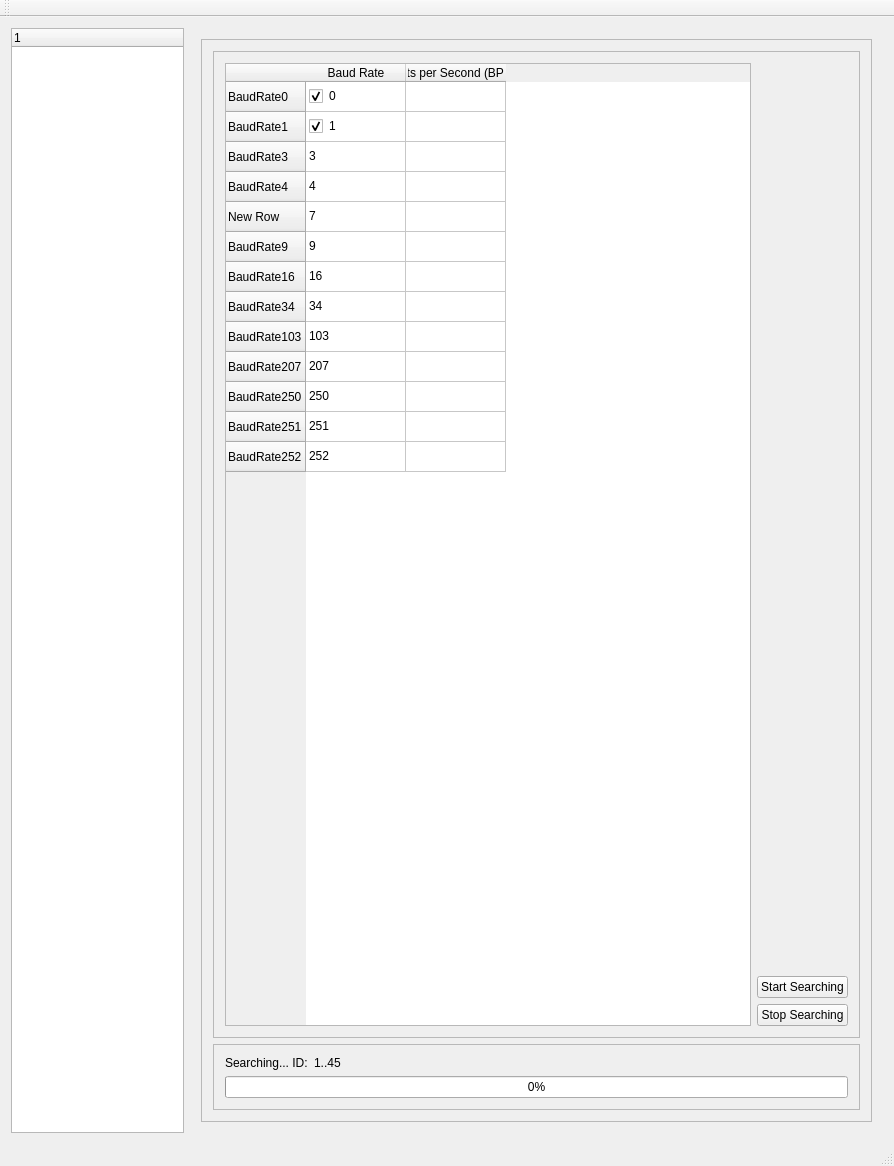
First picture: the form in DynamixelWizard/mainwindow.ui, repository fjp/dynamixel, before the edit.
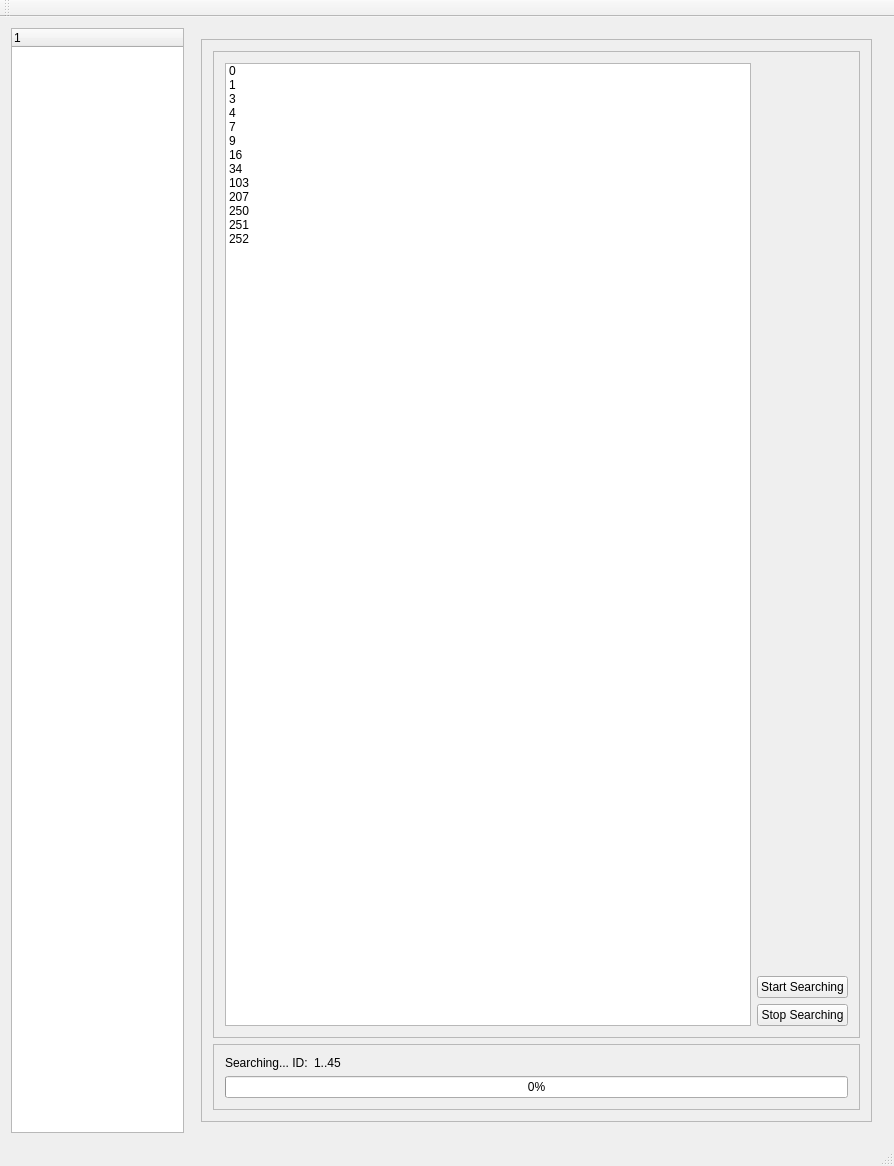
Second picture: the form after the edit. The open tabs and pages were chosen to show the change.

What changed in the file:
```diff
--- a/DynamixelWizard/mainwindow.ui
+++ b/DynamixelWizard/mainwindow.ui
@@ -1304,99 +1304,24 @@
                </spacer>
               </item>
               <item row="0" column="0" rowspan="4">
-               <widget class="QTableWidget" name="tawBaudRates">
-                <row>
-                 <property name="text">
-                  <string>BaudRate0</string>
-                 </property>
-                </row>
-                <row>
-                 <property name="text">
-                  <string>BaudRate1</string>
-                 </property>
-                </row>
-                <row>
-                 <property name="text">
-                  <string>BaudRate3</string>
-                 </property>
-                </row>
-                <row>
-                 <property name="text">
-                  <string>BaudRate4</string>
-                 </property>
-                </row>
-                <row>
-                 <property name="text">
-                  <string>New Row</string>
-                 </property>
-                </row>
-                <row>
-                 <property name="text">
-                  <string>BaudRate9</string>
-                 </property>
-                </row>
-                <row>
-                 <property name="text">
-                  <string>BaudRate16</string>
-                 </property>
-                </row>
-                <row>
-                 <property name="text">
-                  <string>BaudRate34</string>
-                 </property>
-                </row>
-                <row>
-                 <property name="text">
-                  <string>BaudRate103</string>
-                 </property>
-                </row>
-                <row>
-                 <property name="text">
-                  <string>BaudRate207</string>
-                 </property>
-                </row>
-                <row>
-                 <property name="text">
-                  <string>BaudRate250</string>
-                 </property>
-                </row>
-                <row>
-                 <property name="text">
-                  <string>BaudRate251</string>
-                 </property>
-                </row>
-                <row>
-                 <property name="text">
-                  <string>BaudRate252</string>
-                 </property>
-                </row>
-                <column>
-                 <property name="text">
-                  <string>Baud Rate</string>
-                 </property>
-                </column>
-                <column>
-                 <property name="text">
-                  <string>Bits per Second (BPS)</string>
-                 </property>
-                </column>
-                <item row="0" column="0">
+               <widget class="QListWidget" name="lwBaudRates">
+                <item>
                  <property name="text">
                   <string>0</string>
                  </property>
                  <property name="checkState">
-                  <enum>Checked</enum>
+                  <enum>Unchecked</enum>
                  </property>
                 </item>
-                <item row="1" column="0">
+                <item>
                  <property name="text">
                   <string>1</string>
                  </property>
                  <property name="checkState">
-                  <enum>Checked</enum>
+                  <enum>Unchecked</enum>
                  </property>
                 </item>
-                <item row="2" column="0">
+                <item>
                  <property name="text">
                   <string>3</string>
                  </property>
@@ -1404,7 +1329,7 @@
                   <enum>Unchecked</enum>
                  </property>
                 </item>
-                <item row="3" column="0">
+                <item>
                  <property name="text">
                   <string>4</string>
                  </property>
@@ -1412,7 +1337,7 @@
                   <enum>Unchecked</enum>
                  </property>
                 </item>
-                <item row="4" column="0">
+                <item>
                  <property name="text">
                   <string>7</string>
                  </property>
@@ -1420,7 +1345,7 @@
                   <enum>Unchecked</enum>
                  </property>
                 </item>
-                <item row="5" column="0">
+                <item>
                  <property name="text">
                   <string>9</string>
                  </property>
@@ -1428,7 +1353,7 @@
                   <enum>Unchecked</enum>
                  </property>
                 </item>
-                <item row="6" column="0">
+                <item>
                  <property name="text">
                   <string>16</string>
                  </property>
@@ -1436,7 +1361,7 @@
                   <enum>Unchecked</enum>
                  </property>
                 </item>
-                <item row="7" column="0">
+                <item>
                  <property name="text">
                   <string>34</string>
                  </property>
@@ -1444,7 +1369,7 @@
                   <enum>Unchecked</enum>
                  </property>
                 </item>
-                <item row="8" column="0">
+                <item>
                  <property name="text">
                   <string>103</string>
                  </property>
@@ -1452,7 +1377,7 @@
                   <enum>Unchecked</enum>
                  </property>
                 </item>
-                <item row="9" column="0">
+                <item>
                  <property name="text">
                   <string>207</string>
                  </property>
@@ -1460,7 +1385,7 @@
                   <enum>Unchecked</enum>
                  </property>
                 </item>
-                <item row="10" column="0">
+                <item>
                  <property name="text">
                   <string>250</string>
                  </property>
@@ -1468,7 +1393,7 @@
                   <enum>Unchecked</enum>
                  </property>
                 </item>
-                <item row="11" column="0">
+                <item>
                  <property name="text">
                   <string>251</string>
                  </property>
@@ -1476,7 +1401,7 @@
                   <enum>Unchecked</enum>
                  </property>
                 </item>
-                <item row="12" column="0">
+                <item>
                  <property name="text">
                   <string>252</string>
                  </property>
```
Left out of the diff: 417 changed lines with no effect on the pictures.
